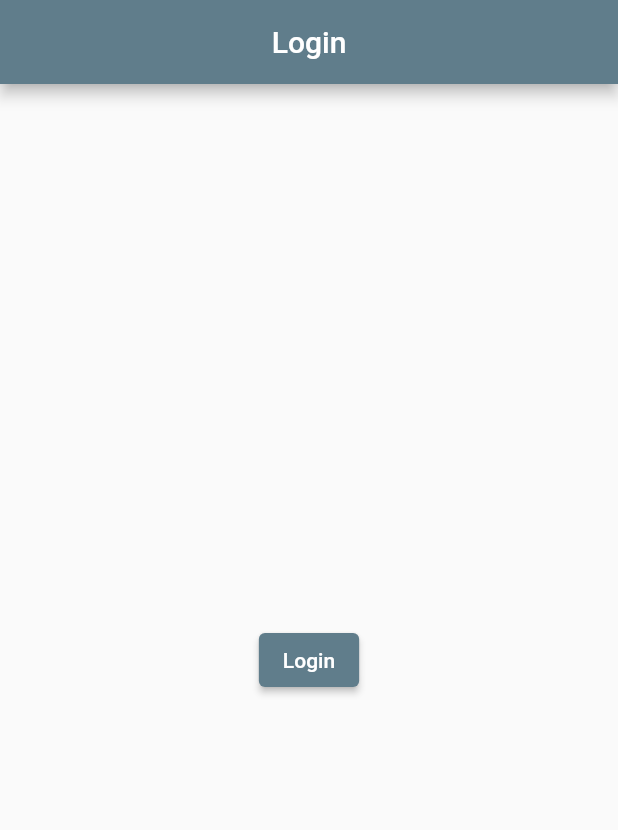
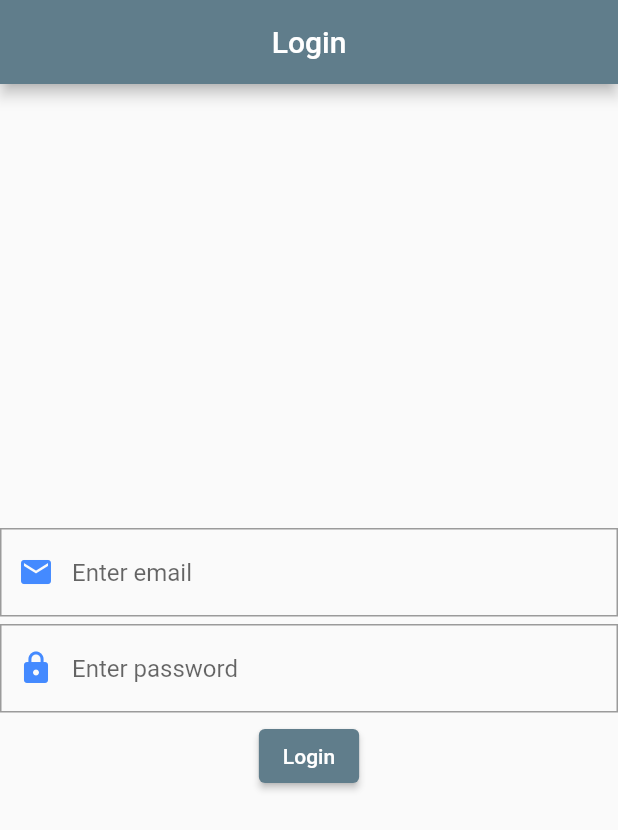
Before and after one commit to GitDatz/home_inventory, a Flutter app: the screen it shows after launch, on a phone screen of 412 x 824 dp. Shown: the top 830 px of the screen. Run offline on Flutter 3.47's test engine with Material 2 defaults, Android fonts, the phone set to English and light mode, and no system bars.

Commit message:
Adding email and password input fields to Login Page

```diff
--- a/lib/constants.dart
+++ b/lib/constants.dart
@@ -1,2 +1,10 @@
-final String LOGIN_PAGE_TITLE = "Login";
-final String MAIN_PAGE_TITLE = "Home Inventory";
+// App Bar Titles
+const String LOGIN_PAGE_TITLE = "Login";
+const String MAIN_PAGE_TITLE = "Home Inventory";
+
+// Login Page
+const String EMAIL_HINT = "Enter email";
+const String PASSWORD_HINT = "Enter password";
+const String LOGIN_BUTTON_TEXT = "Login";
+const String EMAIL_VALIDATOR_ERROR = "Email cannot be empty";
+const String PASSWORD_VALIDATOR_ERROR = "Password cannot be empty";
--- a/lib/ui/pages/login_page.dart
+++ b/lib/ui/pages/login_page.dart
@@ -11,6 +11,9 @@ class LoginPage extends StatefulWidget {
 }
 
 class _LoginPageState extends State<LoginPage> {
+  String _email;
+  String _password;
+
   @override
   Widget build(BuildContext context) {
     return Scaffold(
@@ -22,18 +25,71 @@ class _LoginPageState extends State<LoginPage> {
         ),
       ),
       body: Center(
-        child: Column(
-          mainAxisAlignment: MainAxisAlignment.center,
-          children: [
-            ElevatedButton(
-              child: Text("Login"),
-              onPressed: () {
-                Navigator.push(context, MaterialPageRoute(builder: (context) => MainPage(title: MAIN_PAGE_TITLE)));
-              }
-            )
-          ],
-        ),
+          child: Column(
+            mainAxisAlignment: MainAxisAlignment.center,
+            children: [
+              _usernameField(),
+              _passwordField(),
+              _loginButton(context)
+            ],
+          )
       ),
     );
   }
+
+  Widget _usernameField() {
+    return Padding(
+      padding: EdgeInsets.fromLTRB(0.0, 0.0, 0.0, 5.0),
+      child: TextFormField(
+        autofocus: false,
+        maxLines: 1,
+        keyboardType: TextInputType.emailAddress,
+        decoration: InputDecoration(
+          prefixIcon: Icon(
+            Icons.mail,
+            color: Colors.blueAccent,
+          ),
+          hintText: EMAIL_HINT,
+          border: OutlineInputBorder(
+            borderRadius: BorderRadius.zero
+          )
+        ),
+        validator: (value) => value.isEmpty ? EMAIL_VALIDATOR_ERROR : null,
+        onSaved: (value) => _email = value.trim(),
+      ),
+    );
+  }
+
+  Widget _passwordField() {
+    return Padding(
+      padding: EdgeInsets.fromLTRB(0.0, 0.0, 0.0, 5.0),
+      child: TextFormField(
+        autofocus: false,
+        maxLines: 1,
+        keyboardType: TextInputType.emailAddress,
+        decoration: InputDecoration(
+          prefixIcon: Icon(
+            Icons.lock,
+            color: Colors.blueAccent,
+          ),
+          hintText: PASSWORD_HINT,
+          border: OutlineInputBorder(
+            borderRadius: BorderRadius.zero
+          )
+        ),
+        validator: (value) => value.isEmpty ? PASSWORD_VALIDATOR_ERROR : null,
+        onSaved: (value) => _password = value.trim(),
+      ),
+    );
+  }
+
+  Widget _loginButton(BuildContext context) {
+    return ElevatedButton(
+        child: Text(LOGIN_BUTTON_TEXT),
+        onPressed: () {
+          Navigator.push(context, MaterialPageRoute(
+              builder: (context) => MainPage(title: MAIN_PAGE_TITLE)));
+        }
+    );
+  }
 }
```
